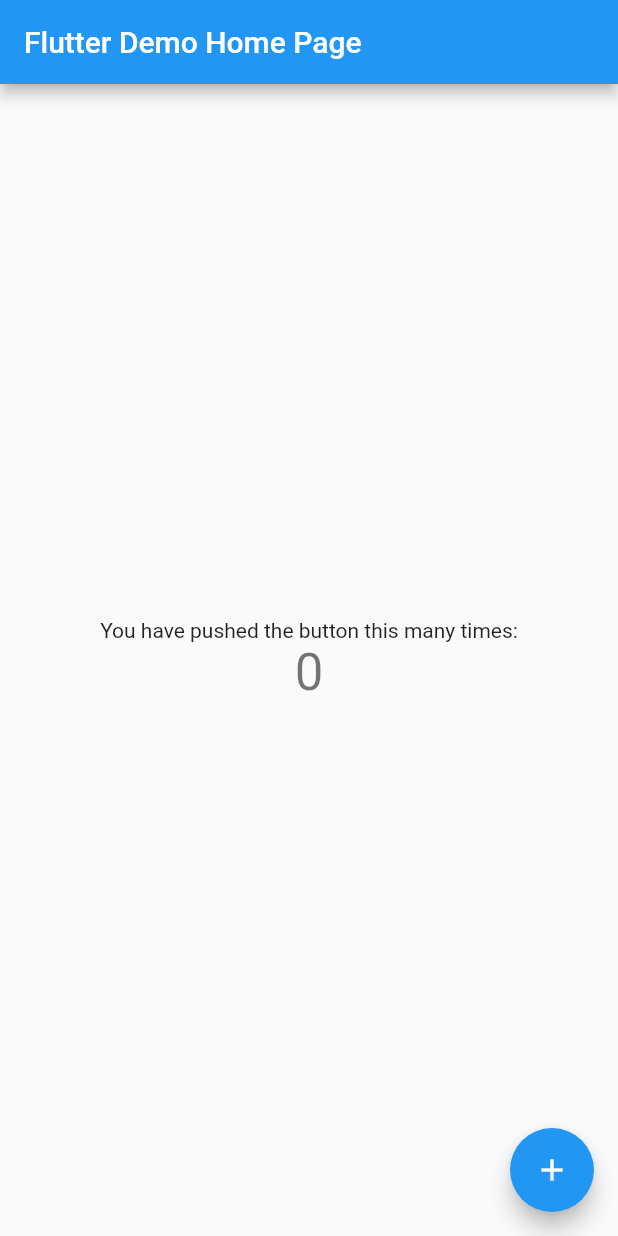
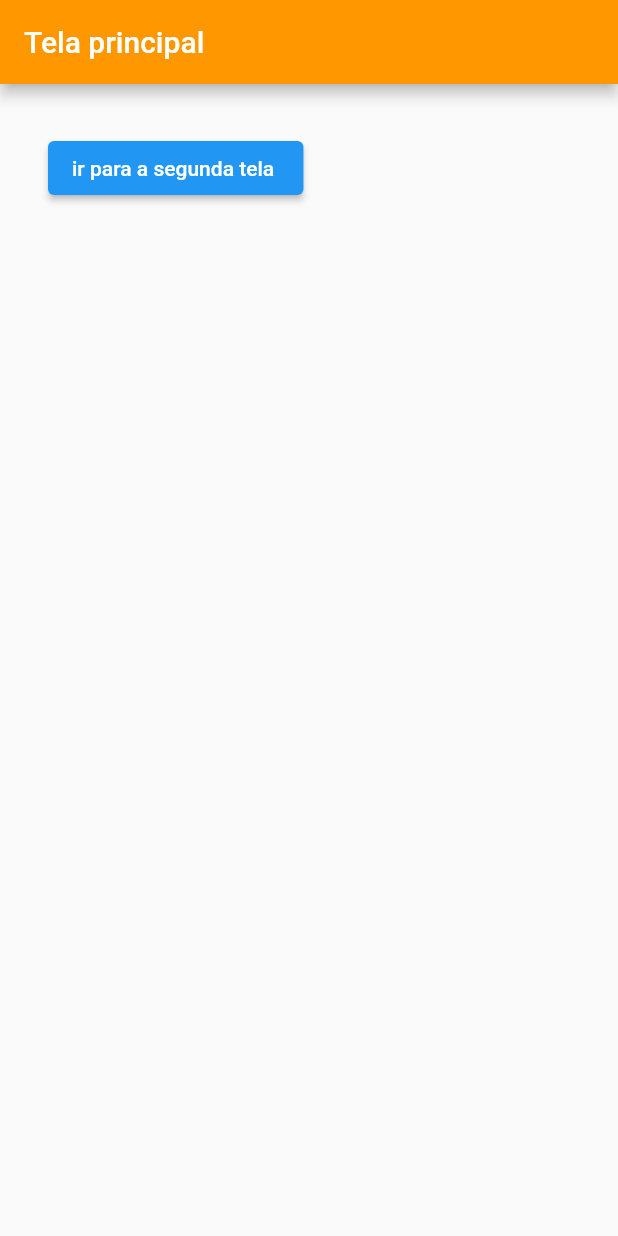
Before and after one commit to ayoline/navegacao, a Flutter app: the screen it shows after launch, on a phone screen of 412 x 824 dp. Run offline on Flutter 3.47's test engine with Material 2 defaults, Android fonts, the phone set to English and light mode, and no system bars.

Commit message:
adiciona arquivo TeleSencuncaria

```diff
--- a/lib/main.dart
+++ b/lib/main.dart
@@ -1,113 +1,41 @@
 import 'package:flutter/material.dart';
+import 'package:navegacao/TelaSecundaria.dart';
 
 void main() {
-  runApp(MyApp());
+  runApp(MaterialApp(
+    home: TelaPrincipal(),
+  ));
 }
 
-class MyApp extends StatelessWidget {
-  // This widget is the root of your application.
+class TelaPrincipal extends StatefulWidget {
+  const TelaPrincipal({Key? key}) : super(key: key);
+
+  @override
+  _TelaPrincipalState createState() => _TelaPrincipalState();
+}
+
+class _TelaPrincipalState extends State<TelaPrincipal> {
   @override
   Widget build(BuildContext context) {
-    return MaterialApp(
-      title: 'Flutter Demo',
-      theme: ThemeData(
-        // This is the theme of your application.
-        //
-        // Try running your application with "flutter run". You'll see the
-        // application has a blue toolbar. Then, without quitting the app, try
-        // changing the primarySwatch below to Colors.green and then invoke
-        // "hot reload" (press "r" in the console where you ran "flutter run",
-        // or simply save your changes to "hot reload" in a Flutter IDE).
-        // Notice that the counter didn't reset back to zero; the application
-        // is not restarted.
-        primarySwatch: Colors.blue,
+    return Scaffold(
+      appBar: AppBar(
+        title: Text("Tela principal"),
+        backgroundColor: Colors.orange,
       ),
-      home: MyHomePage(title: 'Flutter Demo Home Page'),
+      body: Container(
+        padding: EdgeInsets.all(32),
+        child: Column(
+          children: <Widget>[
+            ElevatedButton(
+              onPressed: () {
+                Navigator.push(context,
+                    MaterialPageRoute(builder: (context) => TelaSecundaria()));
+              },
+              child: Text("ir para a segunda tela "),
+            )
+          ],
+        ),
+      ),
     );
   }
 }
-
-class MyHomePage extends StatefulWidget {
-  MyHomePage({Key? key, required this.title}) : super(key: key);
-
-  // This widget is the home page of your application. It is stateful, meaning
-  // that it has a State object (defined below) that contains fields that affect
-  // how it looks.
-
-  // This class is the configuration for the state. It holds the values (in this
-  // case the title) provided by the parent (in this case the App widget) and
-  // used by the build method of the State. Fields in a Widget subclass are
-  // always marked "final".
-
-  final String title;
-
-  @override
-  _MyHomePageState createState() => _MyHomePageState();
-}
-
-class _MyHomePageState extends State<MyHomePage> {
-  int _counter = 0;
-
-  void _incrementCounter() {
-    setState(() {
-      // This call to setState tells the Flutter framework that something has
-      // changed in this State, which causes it to rerun the build method below
-      // so that the display can reflect the updated values. If we changed
-      // _counter without calling setState(), then the build method would not be
-      // called again, and so nothing would appear to happen.
-      _counter++;
-    });
-  }
-
-  @override
-  Widget build(BuildContext context) {
-    // This method is rerun every time setState is called, for instance as done
-    // by the _incrementCounter method above.
-    //
-    // The Flutter framework has been optimized to make rerunning build methods
-    // fast, so that you can just rebuild anything that needs updating rather
-    // than having to individually change instances of widgets.
-    return Scaffold(
-      appBar: AppBar(
-        // Here we take the value from the MyHomePage object that was created by
-        // the App.build method, and use it to set our appbar title.
-        title: Text(widget.title),
-      ),
-      body: Center(
-        // Center is a layout widget. It takes a single child and positions it
-        // in the middle of the parent.
-        child: Column(
-          // Column is also a layout widget. It takes a list of children and
-          // arranges them vertically. By default, it sizes itself to fit its
-          // children horizontally, and tries to be as tall as its parent.
-          //
-          // Invoke "debug painting" (press "p" in the console, choose the
-          // "Toggle Debug Paint" action from the Flutter Inspector in Android
-          // Studio, or the "Toggle Debug Paint" command in Visual Studio Code)
-          // to see the wireframe for each widget.
-          //
-          // Column has various properties to control how it sizes itself and
-          // how it positions its children. Here we use mainAxisAlignment to
-          // center the children vertically; the main axis here is the vertical
-          // axis because Columns are vertical (the cross axis would be
-          // horizontal).
-          mainAxisAlignment: MainAxisAlignment.center,
-          children: <Widget>[
-            Text(
-              'You have pushed the button this many times:',
-            ),
-            Text(
-              '$_counter',
-              style: Theme.of(context).textTheme.headline4,
-            ),
-          ],
-        ),
-      ),
-      floatingActionButton: FloatingActionButton(
-        onPressed: _incrementCounter,
-        tooltip: 'Increment',
-        child: Icon(Icons.add),
-      ), // This trailing comma makes auto-formatting nicer for build methods.
-    );
-  }
-}
```
Also changed, not shown: lib/TelaSecundaria.dart (added, +26 -0 lines).
